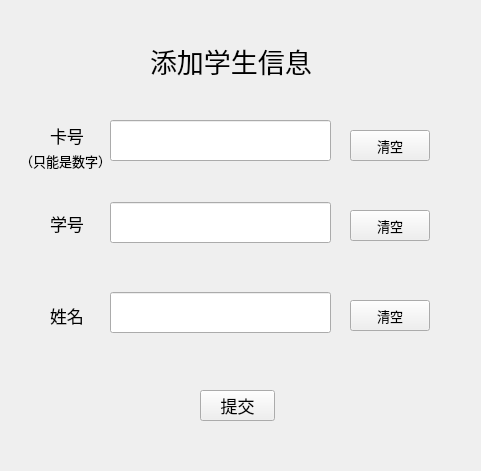
Before: the Qt Designer form addstudent.ui in kagura114/NetCard, drawn with Qt 5.
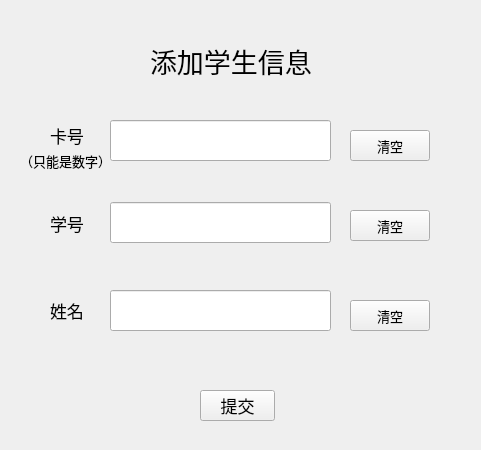
After: the same form once the commit is applied.

Diff of the .ui file:
```diff
--- a/addstudent.ui
+++ b/addstudent.ui
@@ -7,7 +7,7 @@
     <x>0</x>
     <y>0</y>
     <width>481</width>
-    <height>471</height>
+    <height>450</height>
    </rect>
   </property>
   <property name="font">
@@ -60,7 +60,7 @@
    <property name="geometry">
     <rect>
      <x>110</x>
-     <y>292</y>
+     <y>290</y>
      <width>221</width>
      <height>41</height>
     </rect>
@@ -106,9 +106,9 @@
    <property name="geometry">
     <rect>
      <x>50</x>
-     <y>300</y>
+     <y>290</y>
      <width>41</width>
-     <height>31</height>
+     <height>41</height>
     </rect>
    </property>
    <property name="font">
```
